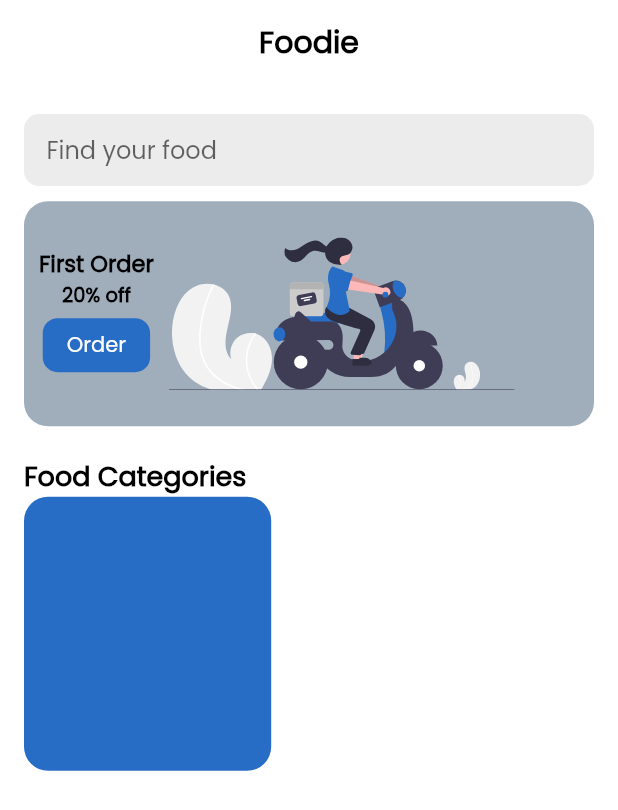
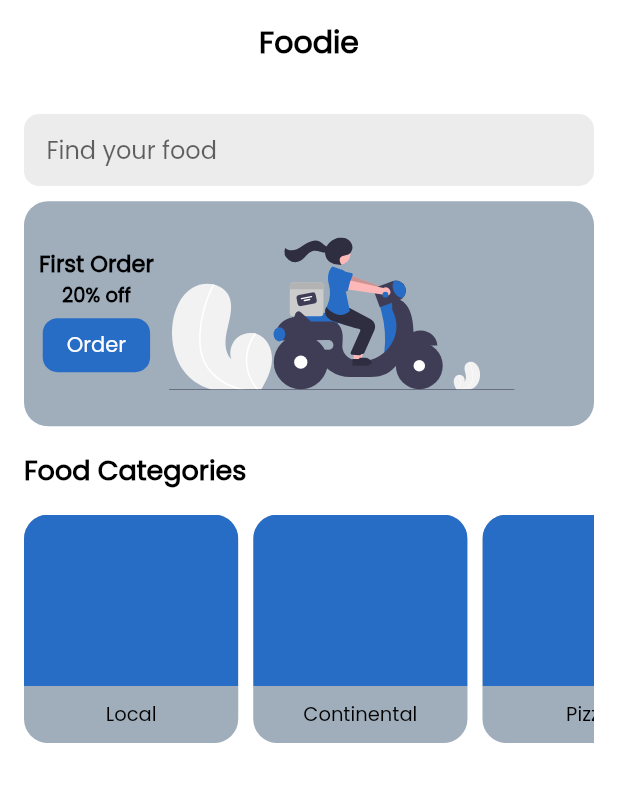
Before and after one commit to agyaregeoffrey/food-delivery-flutter, a Flutter app: the Landing screen opened by its route, on a phone screen of 412 x 824 dp. Shown: the top 810 px of the screen. Run offline on Flutter 3.47's test engine with Material 2 defaults, Android fonts, the phone set to English and light mode, and no system bars; our stand-ins replace firebase_auth, firebase_core, flutter_svg, google_fonts, shared_preferences; accounts and stored records are empty.

Commit message:
Landing page readability

```diff
--- /dev/null
+++ b/lib/models/data_manager.dart
@@ -0,0 +1,12 @@
+import 'package:food_delivery_app/models/food_category.dart';
+
+class DataManager {
+  List<FoodCategory> foodCategories = [
+    FoodCategory(name: 'Local'),
+    FoodCategory(name: 'Continental'),
+    FoodCategory(name: 'Pizza'),
+    FoodCategory(name: 'Burgar'),
+    FoodCategory(name: 'Drinks'),
+    FoodCategory(name: 'Chips')
+  ];
+}
--- /dev/null
+++ b/lib/models/food_category.dart
@@ -0,0 +1,5 @@
+class FoodCategory {
+  final String name;
+
+  FoodCategory({required this.name});
+}
--- /dev/null
+++ b/lib/screens/landing/card_category.dart
@@ -0,0 +1,48 @@
+import 'package:flutter/material.dart';
+import 'package:food_delivery_app/utils/constants.dart';
+import 'package:food_delivery_app/utils/size_config.dart';
+
+class CardCategory extends StatelessWidget {
+  const CardCategory({
+    Key? key,
+    required this.name,
+  }) : super(key: key);
+
+  final String name;
+
+  @override
+  Widget build(BuildContext context) {
+    return Container(
+        margin: const EdgeInsets.only(right: 10.0),
+        width: getProportionateScreenWidth(130.0),
+        height: getProportionateScreenHeight(150.0),
+        decoration: BoxDecoration(
+          color: primaryLightColor,
+          borderRadius: BorderRadius.circular(16.0),
+        ),
+        child: Column(
+          children: [
+            Expanded(
+              flex: 3,
+              child: ClipRRect(
+                borderRadius: const BorderRadius.only(
+                    topLeft: Radius.circular(16.0),
+                    topRight: Radius.circular(16.0)),
+                child: Container(
+                  color: primaryColor,
+                ),
+              ),
+            ),
+            Expanded(
+              child: Center(
+                child: Text(
+                  name,
+                  style: captionTextStyle.copyWith(
+                      fontSize: 13.0, fontWeight: FontWeight.normal),
+                ),
+              ),
+            )
+          ],
+        ));
+  }
+}
--- a/lib/screens/landing/landing.dart
+++ b/lib/screens/landing/landing.dart
@@ -1,4 +1,6 @@
 import 'package:flutter/material.dart';
+import 'package:food_delivery_app/models/data_manager.dart';
+import 'package:food_delivery_app/screens/landing/card_category.dart';
 import 'package:food_delivery_app/screens/landing/offer_card.dart';
 import 'package:food_delivery_app/utils/constants.dart';
 import 'package:food_delivery_app/utils/size_config.dart';
@@ -10,7 +12,10 @@ class Landing extends StatefulWidget {
   _LandingState createState() => _LandingState();
 }
 
+final dataManager = DataManager();
+
 class _LandingState extends State<Landing> {
+  final foodCategories = dataManager.foodCategories;
   @override
   Widget build(BuildContext context) {
     return Scaffold(
@@ -52,18 +57,21 @@ class _LandingState extends State<Landing> {
                 height: getProportionateScreenHeight(10.0),
               ),
               const OfferCard(),
-              const SizedBox(height: 20.0),
+              const SizedBox(height: 16.0),
               Text(
                 'Food Categories',
                 style: bigTextStyle.copyWith(fontSize: 18.0),
               ),
-              Container(
-                width: getProportionateScreenWidth(150.0),
-                height: getProportionateScreenHeight(180.0),
-                decoration: BoxDecoration(
-                  color: primaryColor,
-                  borderRadius: BorderRadius.circular(16.0),
-                ),
+              const SizedBox(height: 16),
+              SizedBox(
+                height: getProportionateScreenHeight(150.0),
+                child: ListView.builder(
+                    scrollDirection: Axis.horizontal,
+                    physics: const BouncingScrollPhysics(),
+                    itemCount: foodCategories.length,
+                    itemBuilder: (context, index) => CardCategory(
+                          name: foodCategories[index].name,
+                        )),
               )
             ],
           ),
```
